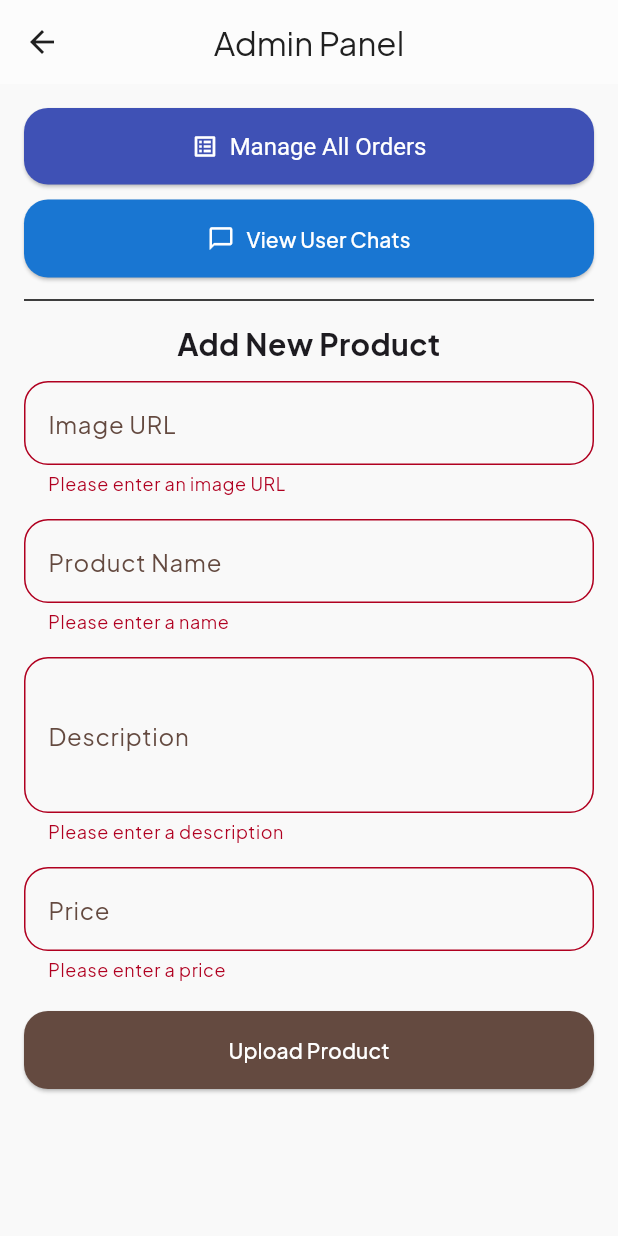
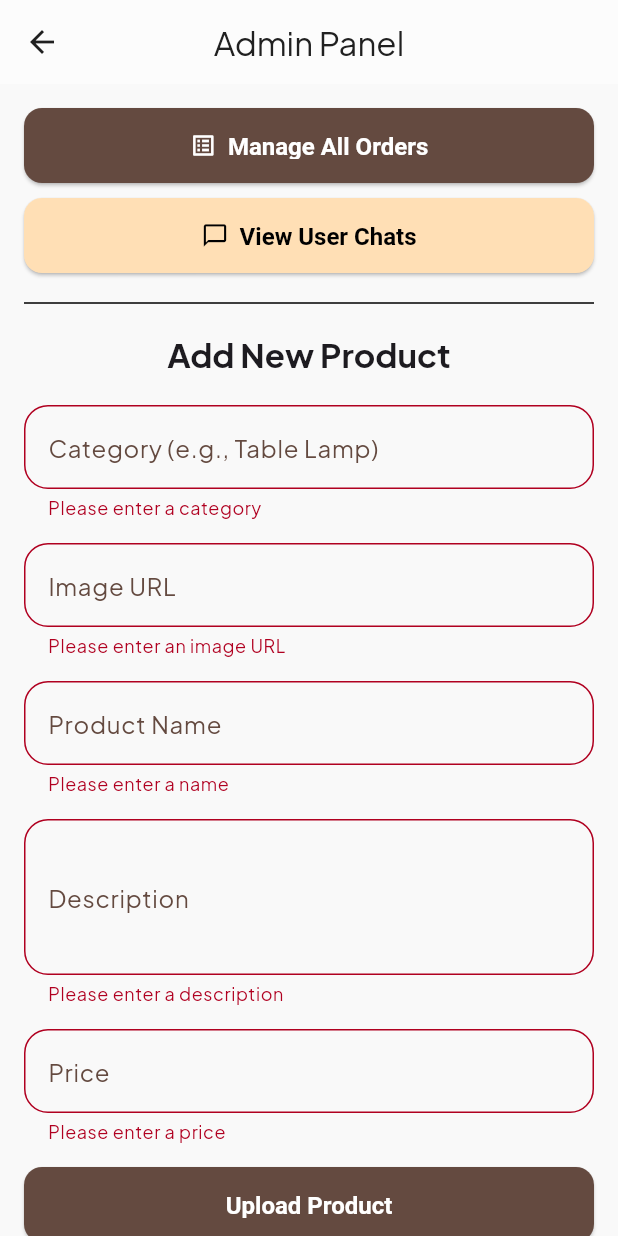
Before and after one commit to miguel101597/ecommerce-app, a Flutter app: the AdminPanelScreen screen opened directly, after a tap on "Upload Product", on a phone screen of 412 x 824 dp. Run offline on Flutter 3.47's test engine with Material 3 defaults, Android fonts, the phone set to English and light mode, and no system bars; our stand-ins replace cloud_firestore, firebase_auth, firebase_core, flutter_native_splash, google_fonts; accounts and stored records are empty.

Commit message:
Update admin panel screen UI: add theme consistency, full-width buttons with rounded corners, category field for products, improved form layout and loading indicator

```diff
--- a/lib/screens/admin_panel_screen.dart
+++ b/lib/screens/admin_panel_screen.dart
@@ -1,7 +1,7 @@
 import 'package:flutter/material.dart';
 import 'package:cloud_firestore/cloud_firestore.dart';
 import 'package:ecommerce_app/screens/admin_chat_list_screen.dart';
-import 'package:ecommerce_app/screens/admin_order_screen.dart'; // 1. ADD THIS
+import 'package:ecommerce_app/screens/admin_order_screen.dart';
 
 class AdminPanelScreen extends StatefulWidget {
   const AdminPanelScreen({super.key});
@@ -11,154 +11,150 @@ class AdminPanelScreen extends StatefulWidget {
 }
 
 class _AdminPanelScreenState extends State<AdminPanelScreen> {
-  // 1. A key to validate our Form
   final _formKey = GlobalKey<FormState>();
 
-  // 2. Controllers for each text field
   final _nameController = TextEditingController();
   final _descriptionController = TextEditingController();
   final _priceController = TextEditingController();
-  final _imageUrlController = TextEditingController(); // For the image link
+  final _imageUrlController = TextEditingController();
+  final _categoryController = TextEditingController();
 
-  // 3. A variable to show a loading spinner
   bool _isLoading = false;
-
-  // 4. An instance of Firestore to save data
   final FirebaseFirestore _firestore = FirebaseFirestore.instance;
 
-  // 5. Clean up the controllers
   @override
   void dispose() {
     _nameController.dispose();
     _descriptionController.dispose();
     _priceController.dispose();
     _imageUrlController.dispose();
+    _categoryController.dispose();
     super.dispose();
   }
 
   Future<void> _uploadProduct() async {
-    // 1. First, check if all form fields are valid
-    if (!_formKey.currentState!.validate()) {
-      return; // If not, do nothing
-    }
+    if (!_formKey.currentState!.validate()) return;
 
-    // 2. Show the loading spinner
-    setState(() {
-      _isLoading = true;
-    });
+    setState(() => _isLoading = true);
 
     try {
-      // 3. Get the text from our URL controller
-      String imageUrl = _imageUrlController.text.trim();
-
-      // 4. Add the data to a new 'products' collection
       await _firestore.collection('products').add({
         'name': _nameController.text.trim(),
         'description': _descriptionController.text.trim(),
-        // 5. Try to parse the price text as a number
-        'price': double.tryParse(_priceController.text.trim()) ?? 0.0,
-        'imageUrl': imageUrl, // 6. Save the URL string
+        'price': double.tryParse(_priceController.text.trim()) ?? 0,
+        'imageUrl': _imageUrlController.text.trim(),
+        'category': _categoryController.text.trim(),
         'createdAt': FieldValue.serverTimestamp(),
       });
 
-      // 7. If successful, show a confirmation message
       ScaffoldMessenger.of(context).showSnackBar(
         const SnackBar(content: Text('Product uploaded successfully!')),
       );
 
-      // 8. Clear all the text fields
       _formKey.currentState!.reset();
       _nameController.clear();
       _descriptionController.clear();
       _priceController.clear();
       _imageUrlController.clear();
-
+      _categoryController.clear();
     } catch (e) {
-      // 9. If something went wrong, show an error
       ScaffoldMessenger.of(context).showSnackBar(
         SnackBar(content: Text('Failed to upload product: $e')),
       );
     } finally {
-      // 10. ALWAYS hide the loading spinner
-      if (mounted) {
-        setState(() {
-          _isLoading = false;
-        });
-      }
+      if (mounted) setState(() => _isLoading = false);
     }
   }
 
   @override
   Widget build(BuildContext context) {
+    final theme = Theme.of(context);
+
+    Widget buildFullWidthButton({
+      required IconData icon,
+      required String label,
+      required VoidCallback onPressed,
+      Color? bgColor,
+      Color? fgColor,
+    }) {
+      return SizedBox(
+        width: double.infinity,
+        height: 50,
+        child: ElevatedButton.icon(
+          onPressed: onPressed,
+          icon: Icon(icon),
+          label: Text(label),
+          style: ElevatedButton.styleFrom(
+            backgroundColor: bgColor ?? theme.colorScheme.primary,
+            foregroundColor: fgColor ?? theme.colorScheme.onPrimary,
+            shape: RoundedRectangleBorder(borderRadius: BorderRadius.circular(12)),
+            textStyle: const TextStyle(fontSize: 16, fontWeight: FontWeight.bold),
+          ),
+        ),
+      );
+    }
+
     return Scaffold(
       appBar: AppBar(
-        // 1. Let's change the title to be more general
-        title: const Text('Admin Panel'),
+        title: Text('Admin Panel', style: theme.appBarTheme.titleTextStyle),
+        backgroundColor: theme.appBarTheme.backgroundColor,
+        elevation: 0,
       ),
-      // 1. Lets the user scroll if the keyboard covers the fields
       body: SingleChildScrollView(
-        child: Padding(
-          padding: const EdgeInsets.all(16.0),
-          child: Column( // 2. Find this Column
+        padding: const EdgeInsets.all(16),
+        child: Column(
           crossAxisAlignment: CrossAxisAlignment.stretch,
           children: [
-
-              // 3. --- ADD THIS NEW BUTTON ---
-              ElevatedButton.icon(
-                icon: const Icon(Icons.list_alt),
-                label: const Text('Manage All Orders'),
-                style: ElevatedButton.styleFrom(
-                  backgroundColor: Colors.indigo, // A different color
-                  foregroundColor: Colors.white, // Make sure text/icon is visible
-                  padding: const EdgeInsets.symmetric(vertical: 16),
-                  textStyle: const TextStyle(fontSize: 16),
-                ),
+            // --- Manage Orders Button ---
+            buildFullWidthButton(
+              icon: Icons.list_alt,
+              label: 'Manage All Orders',
               onPressed: () {
-                  // 4. Navigate to our new screen
-                  Navigator.of(context).push(
-                    MaterialPageRoute(
-                      builder: (context) => const AdminOrderScreen(),
-                    ),
+                Navigator.push(
+                  context,
+                  MaterialPageRoute(builder: (_) => const AdminOrderScreen()),
                 );
               },
             ),
 
-               // 3. --- ADD THIS NEW BUTTON ---
             const SizedBox(height: 10),
-               ElevatedButton.icon(
-                 icon: const Icon(Icons.chat_bubble_outline),
-                 label: const Text('View User Chats'),
-                 style: ElevatedButton.styleFrom(
-                   backgroundColor: Colors.blue[700],
-                 ),
+
+            // --- User Chats Button ---
+            buildFullWidthButton(
+              icon: Icons.chat_bubble_outline,
+              label: 'View User Chats',
+              bgColor: theme.colorScheme.secondary,
+              fgColor: theme.colorScheme.onSecondary,
               onPressed: () {
-                   Navigator.of(context).push(
-                     MaterialPageRoute(
-                       builder: (context) => const AdminChatListScreen(),
-                     ),
+                Navigator.push(
+                  context,
+                  MaterialPageRoute(builder: (_) => const AdminChatListScreen()),
                 );
               },
             ),
-               // --- END OF NEW BUTTON ---
 
-               // 5. A divider to separate it
-               const Divider(height: 30, thickness: 1),
+            const Divider(height: 40),
 
-              const Text(
+            Text(
               'Add New Product',
-                style: TextStyle(fontSize: 20, fontWeight: FontWeight.bold),
               textAlign: TextAlign.center,
+              style: theme.textTheme.titleLarge!.copyWith(fontWeight: FontWeight.bold),
             ),
-              const SizedBox(height: 10),
+            const SizedBox(height: 20),
 
-              // 6. The rest of your form (wrapped in its own Form widget)
+            // --- FORM ---
             Form(
-                key: _formKey, // 3. Link the form to our key
+              key: _formKey,
               child: Column(
-                  crossAxisAlignment: CrossAxisAlignment.stretch,
                 children: [
+                  TextFormField(
+                    controller: _categoryController,
+                    decoration: const InputDecoration(labelText: 'Category (e.g., Table Lamp)'),
+                    validator: (value) =>
+                    value == null || value.isEmpty ? 'Please enter a category' : null,
+                  ),
+                  const SizedBox(height: 16),
 
-                // 4. The "Image URL" text field
                   TextFormField(
                     controller: _imageUrlController,
                     decoration: const InputDecoration(labelText: 'Image URL'),
@@ -168,14 +164,13 @@ class _AdminPanelScreenState extends State<AdminPanelScreen> {
                         return 'Please enter an image URL';
                       }
                       if (!value.startsWith('http')) {
-                      return 'Please enter a valid URL (e.g., http://...)';
+                        return 'Please enter a valid URL';
                       }
                       return null;
                     },
                   ),
                   const SizedBox(height: 16),
 
-                // 5. The "Product Name" text field
                   TextFormField(
                     controller: _nameController,
                     decoration: const InputDecoration(labelText: 'Product Name'),
@@ -184,21 +179,19 @@ class _AdminPanelScreenState extends State<AdminPanelScreen> {
                   ),
                   const SizedBox(height: 16),
 
-                // 6. The "Description" text field
                   TextFormField(
                     controller: _descriptionController,
                     decoration: const InputDecoration(labelText: 'Description'),
-                  maxLines: 3, // Makes the field taller
+                    maxLines: 3,
                     validator: (value) =>
                     value!.isEmpty ? 'Please enter a description' : null,
                   ),
                   const SizedBox(height: 16),
 
-                // 7. The "Price" text field
                   TextFormField(
                     controller: _priceController,
                     decoration: const InputDecoration(labelText: 'Price'),
-                  keyboardType: TextInputType.number, // Shows number keyboard
+                    keyboardType: TextInputType.number,
                     validator: (value) {
                       if (value == null || value.isEmpty) {
                         return 'Please enter a price';
@@ -209,19 +202,33 @@ class _AdminPanelScreenState extends State<AdminPanelScreen> {
                       return null;
                     },
                   ),
-                const SizedBox(height: 20),
+                  const SizedBox(height: 16),
 
-                // 8. The "Upload" Button
-                ElevatedButton(
+                  // --- Upload Product Button (Full Width, Consistent with Top Buttons) ---
+                  SizedBox(
+                    width: double.infinity,
+                    height: 50,
+                    child: ElevatedButton(
+                      onPressed: _isLoading ? null : _uploadProduct,
                       style: ElevatedButton.styleFrom(
-                    padding: const EdgeInsets.symmetric(vertical: 16),
+                        backgroundColor: theme.colorScheme.primary,
+                        foregroundColor: theme.colorScheme.onPrimary,
+                        shape: RoundedRectangleBorder(borderRadius: BorderRadius.circular(12)),
+                        textStyle: const TextStyle(fontSize: 16, fontWeight: FontWeight.bold),
                       ),
-                  // 9. If loading, disable the button
-                  onPressed: _isLoading ? null : _uploadProduct,
-                  // 10. If loading, show spinner, else show text
                       child: _isLoading
-                      ? const CircularProgressIndicator()
+                          ? SizedBox(
+                        width: 24,
+                        height: 24,
+                        child: CircularProgressIndicator(
+                          valueColor: AlwaysStoppedAnimation(
+                            theme.colorScheme.onPrimary,
+                          ),
+                          strokeWidth: 2.5,
+                        ),
+                      )
                           : const Text('Upload Product'),
+                    ),
                   ),
                 ],
               ),
@@ -229,7 +236,6 @@ class _AdminPanelScreenState extends State<AdminPanelScreen> {
           ],
         ),
       ),
-      ),
     );
   }
 }
```
Lines whose indentation alone changed are shown as unchanged.
